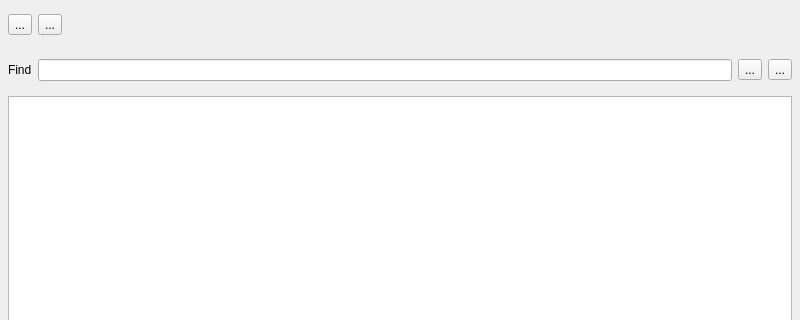
Qt form sources/pythondialog.ui (mikaelsundell/stageviz) before a commit; both pictures show x 0 to 800 and y 0 to 320 of the 800 by 599 pixel window.
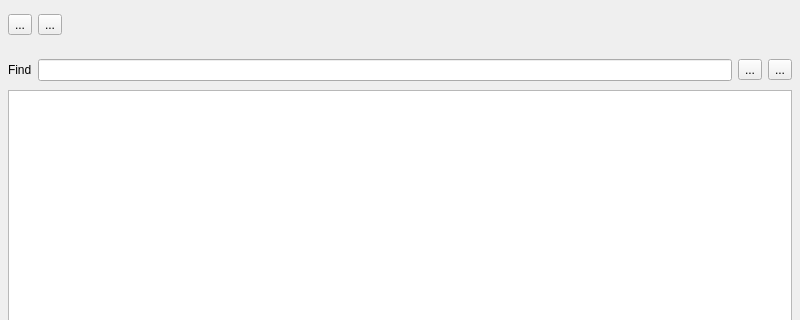
The same form after that commit. Custom widgets are drawn as their Qt base class.

```diff
--- a/sources/pythondialog.ui
+++ b/sources/pythondialog.ui
@@ -125,6 +125,9 @@
          </sizepolicy>
         </property>
         <layout class="QVBoxLayout" name="verticalLayout_2">
+         <property name="spacing">
+          <number>0</number>
+         </property>
          <property name="leftMargin">
           <number>0</number>
          </property>
```
Left out of the diff: 3 changed lines with no effect on the pictures.
